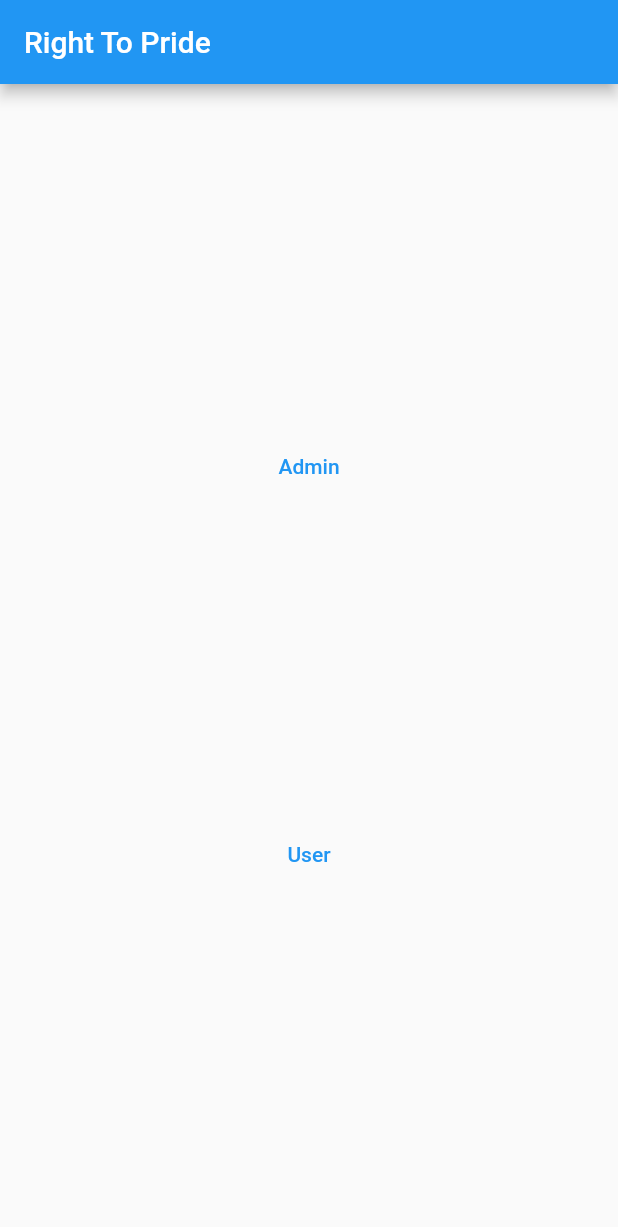
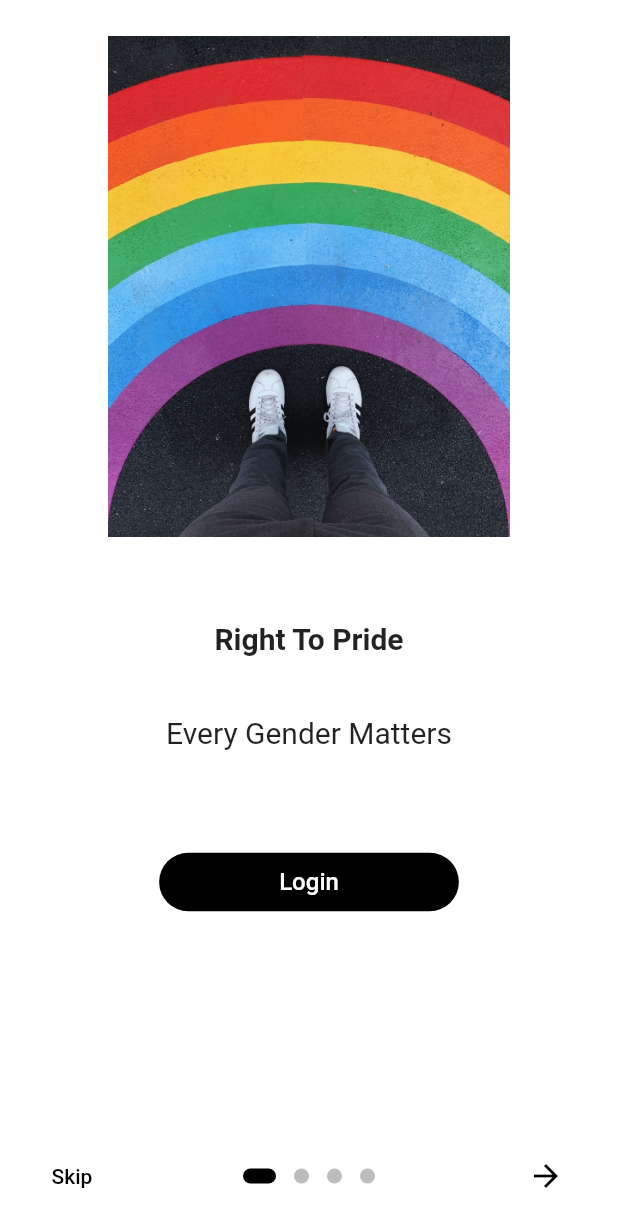
Before and after one commit to ShuvamJaswal/rightToPride, a Flutter app: the screen it shows after launch, on a phone screen of 412 x 824 dp. Shown: the top 1227 px of the screen. Run offline on Flutter 3.47's test engine with Material 2 defaults, Android fonts, the phone set to English and light mode, and no system bars; drawn by our look-alikes of introduction_screen; missing offline and left inert: flutter_launcher_icons.

Commit message:
App Completed

```diff
--- a/lib/main.dart
+++ b/lib/main.dart
@@ -3,7 +3,7 @@
 import 'package:right_to_pride/providers/admin_provider.dart';
 import 'package:right_to_pride/providers/user_auth_provider.dart';
 import 'package:right_to_pride/providers/user_provider.dart';
-import 'screens/choose_user_screen.dart';
+import 'package:right_to_pride/screens/intro/intro_page.dart';
 
 void main() {
   runApp(const RightToPride());
@@ -21,16 +21,9 @@
           value: UserAuthProvider(),
         )
       ],
-      child: MaterialApp(
-        home: ChooseUserScreen(),
-        // theme: ThemeData.dark().copyWith(
-        //   primaryColor: Colors.teal,
-        //   primaryColorDark: Colors.teal,
-        //   appBarTheme: const AppBarTheme(backgroundColor: Colors.black),
-        //   scaffoldBackgroundColor: Colors.black,
-        // ),
+      child: const MaterialApp(
+        home: IntroPage(),
       ),
     );
-    ;
   }
 }
--- a/lib/providers/user_provider.dart
+++ b/lib/providers/user_provider.dart
@@ -10,6 +10,10 @@ class UserProvider with ChangeNotifier {
   bool _isSendingComplaint = false;
   bool get isSending {
     return _isSendingComplaint;
+  }
+
+  bool get isSuccess {
+    return _somethingIsntGood;
   }
 
   Future<void> sendComplaintData(
@@ -31,6 +35,8 @@ class UserProvider with ChangeNotifier {
           'UserName': userName,
         }),
       );
+      _somethingIsntGood = false;
+      notifyListeners();
     } catch (error) {
       _somethingIsntGood = true; //to show error dialog.
       notifyListeners();
--- a/lib/screens/admin_auth.dart
+++ b/lib/screens/admin_auth.dart
@@ -3,7 +3,8 @@ import 'package:http/http.dart' as http;
 import 'package:flutter/material.dart';
 import 'package:provider/provider.dart';
 import 'package:right_to_pride/providers/admin_provider.dart';
-import 'package:right_to_pride/providers/api_key.dart';
+import '../providers/api_key.dart';
+
 import 'package:right_to_pride/screens/admin_page.dart';
 
 class AdminAuth extends StatefulWidget {
--- /dev/null
+++ b/lib/screens/intro/intro_page.dart
@@ -0,0 +1,145 @@
+import 'package:flutter/material.dart';
+import 'package:introduction_screen/introduction_screen.dart';
+import 'package:right_to_pride/screens/choose_user_screen.dart';
+
+class IntroPage extends StatefulWidget {
+  const IntroPage({Key? key}) : super(key: key);
+  @override
+  _IntroPageState createState() => _IntroPageState();
+}
+
+class _IntroPageState extends State<IntroPage> {
+  @override
+  Widget build(BuildContext context) => SafeArea(
+        child: IntroductionScreen(
+          skipColor: Colors.black,
+          doneColor: Colors.black,
+          nextColor: Colors.black,
+          showDoneButton: true,
+          pages: [
+            PageViewModel(
+              title: 'Right To Pride',
+              body: 'Every Gender Matters',
+              image: buildImage('assets/intro_images/1.jpg'),
+              decoration: getPageDecoration(),
+              footer: ButtonWidget(
+                text: 'Login',
+                onClicked: () => goToHome(context),
+              ),
+            ),
+            PageViewModel(
+              title: 'Right To Pride',
+              body: 'Every Gender Matters',
+              image: Center(child: buildImage('assets/intro_images/2.jpg')),
+              decoration: getPageDecoration(),
+              footer: ButtonWidget(
+                text: 'Login',
+                onClicked: () => goToHome(context),
+              ),
+            ),
+            PageViewModel(
+              title: 'Right To Pride',
+              body: 'Every Gender Matters',
+              image: buildImage('assets/intro_images/3.jpg'),
+              decoration: getPageDecoration(),
+              footer: ButtonWidget(
+                text: 'Login',
+                onClicked: () => goToHome(context),
+              ),
+            ),
+            PageViewModel(
+              title: 'Right To Pride',
+              body: 'Every Gender Matters',
+              footer: ButtonWidget(
+                text: 'Login',
+                onClicked: () => goToHome(context),
+              ),
+              image: buildImage('assets/intro_images/4.jpg'),
+              decoration: getPageDecoration(),
+            ),
+          ],
+          done: Text('Done',
+              style: TextStyle(
+                fontWeight: FontWeight.w600,
+              )),
+          onDone: () => goToHome(context),
+          showSkipButton: true,
+          skip: Text(
+            'Skip',
+          ),
+          onSkip: () => goToHome(context),
+          next: Icon(
+            Icons.arrow_forward,
+          ),
+          dotsDecorator: getDotDecoration(),
+          globalBackgroundColor: Colors.white,
+          skipFlex: 0,
+          nextFlex: 0,
+          // isProgressTap: false,
+          // isProgress: false,
+          // showNextButton: false,
+          // freeze: true,
+          // animationDuration: 1000,
+        ),
+      );
+
+  void goToHome(context) => Navigator.of(context).pushReplacement(
+        MaterialPageRoute(builder: (_) => ChooseUserScreen()),
+      );
+
+  Widget buildImage(String path) => Center(
+          child: Image.asset(
+        path,
+        width: 350,
+      ));
+
+  DotsDecorator getDotDecoration() => DotsDecorator(
+        color: Color(0xFFBDBDBD), activeColor: Colors.black,
+        //activeColor: Colors.orange,
+        size: Size(10, 10),
+        activeSize: Size(22, 10),
+        activeShape: RoundedRectangleBorder(
+          borderRadius: BorderRadius.circular(24),
+        ),
+      );
+
+  PageDecoration getPageDecoration() => PageDecoration(
+        // titleTextStyle: TextStyle(fontSize: 28, fontWeight: FontWeight.bold),
+        bodyTextStyle: TextStyle(fontSize: 20),
+        descriptionPadding: EdgeInsets.all(16).copyWith(bottom: 0),
+        imagePadding: EdgeInsets.all(24),
+        //  pageColor: Theme.of(context).primaryColor,
+      );
+}
+
+class ButtonWidget extends StatelessWidget {
+  final String text;
+  final VoidCallback onClicked;
+
+  const ButtonWidget({
+    required this.text,
+    required this.onClicked,
+  });
+
+  @override
+  Widget build(BuildContext context) => Padding(
+        padding: const EdgeInsets.only(top: 40.0),
+        child: TextButton(
+          onPressed: onClicked,
+          style: TextButton.styleFrom(
+            padding: const EdgeInsets.fromLTRB(80, 10, 80, 10),
+            shape: const RoundedRectangleBorder(
+                borderRadius: BorderRadius.all(Radius.circular(25))),
+            primary: Colors.black,
+            backgroundColor: Colors.black,
+            onSurface: Colors.grey,
+          ),
+          // shape: StadiumBorder(),
+          //padding: EdgeInsets.symmetric(horizontal: 20, vertical: 16),
+          child: Text(
+            text,
+            style: TextStyle(color: Colors.white, fontSize: 16),
+          ),
+        ),
+      );
+}
```
Also changed, not shown: lib/screens/admin_page.dart (+21 -3 lines), lib/screens/choose_user_screen.dart (+49 -5 lines), lib/screens/complaint_detail.dart (+4 -4 lines), lib/screens/complaint_done.dart (added, +85 -0 lines), lib/screens/user_page.dart (+27 -0 lines), pubspec.yaml (+10 -3 lines), assets/icons/icon.png (added), assets/intro_images/1.jpg (added), assets/intro_images/2.jpg (added), assets/intro_images/3.jpg (added), assets/intro_images/4.jpg (added), assets/intro_images/5.jpg (added), pubspec.lock, 22 other files.
